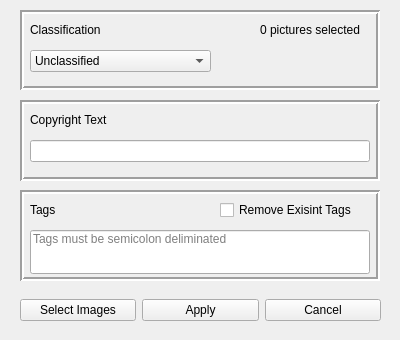
Before: the Qt Designer form Modify_JPG_Metadata/Modify_JPG_Metadata.ui in myboycrais99/Miscellaneous, drawn with Qt 5.
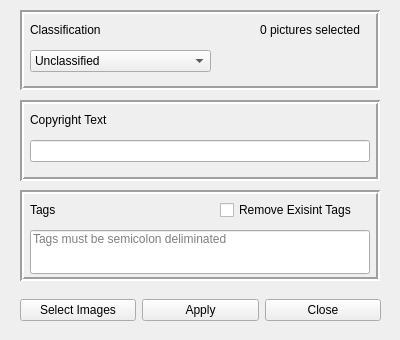
After: the same form once the commit is applied. Icons and pictures are not drawn.

Diff of the .ui file:
```diff
--- a/Modify_JPG_Metadata/Modify_JPG_Metadata.ui
+++ b/Modify_JPG_Metadata/Modify_JPG_Metadata.ui
@@ -83,7 +83,7 @@
      <item>
       <widget class="QPushButton" name="ButtonCancel">
        <property name="text">
-        <string>Cancel</string>
+        <string>Close</string>
        </property>
       </widget>
      </item>
```
Left out of the diff: 15 changed lines with no effect on the pictures.
